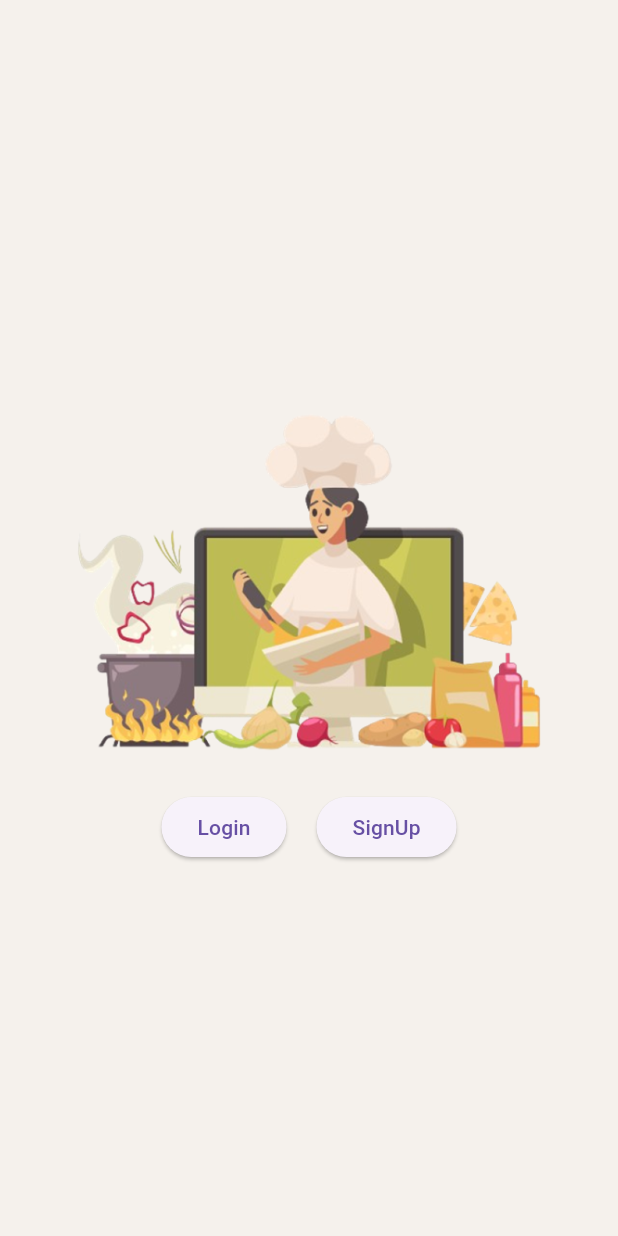
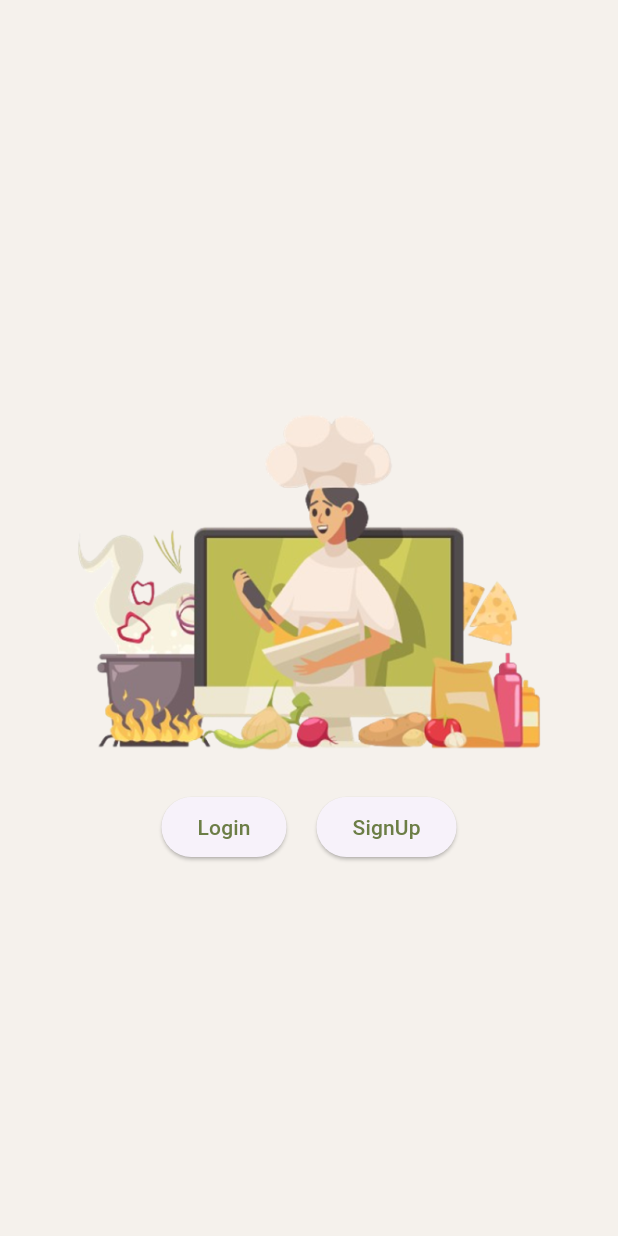
Before and after one commit to sintiadc/ABPAps, a Flutter app: the screen it shows after launch, on a phone screen of 412 x 824 dp. Run offline on Flutter 3.47's test engine with Material 3 defaults, Android fonts, the light colour scheme and no system bars; our stand-ins replace google_nav_bar.

Commit message:
progress6

```diff
--- a/lib/main.dart
+++ b/lib/main.dart
@@ -52,7 +52,10 @@ class LandingPage extends StatelessWidget {
                         ),
                       );
                     },
-                    child: const Text('Login'),
+                    child: const Text(
+                      'Login',
+                      style: TextStyle(color: Color(0xFF6C7E46)),
+                    ),
                   ),
                   const SizedBox(width: 20), // Memberikan jarak antara tombol
                   ElevatedButton(
@@ -65,7 +68,10 @@ class LandingPage extends StatelessWidget {
                         ),
                       );
                     },
-                    child: const Text('SignUp'),
+                    child: const Text(
+                      'SignUp',
+                      style: TextStyle(color: Color(0xFF6C7E46)),
+                    ),
                   ),
                 ],
               ),
```
